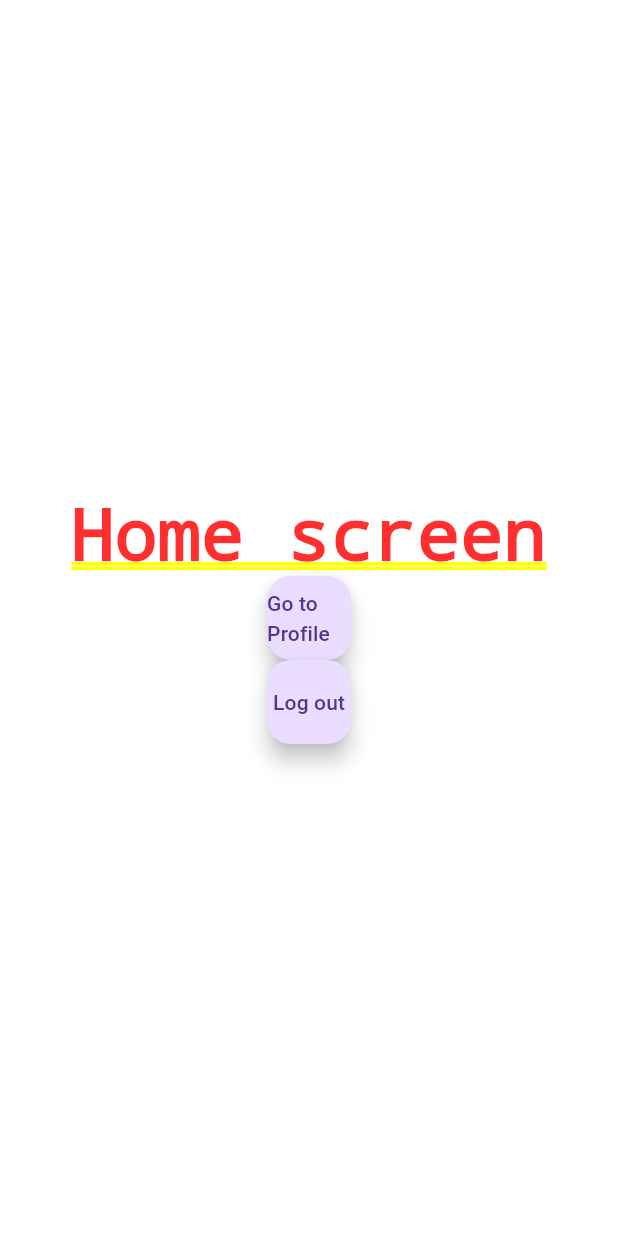
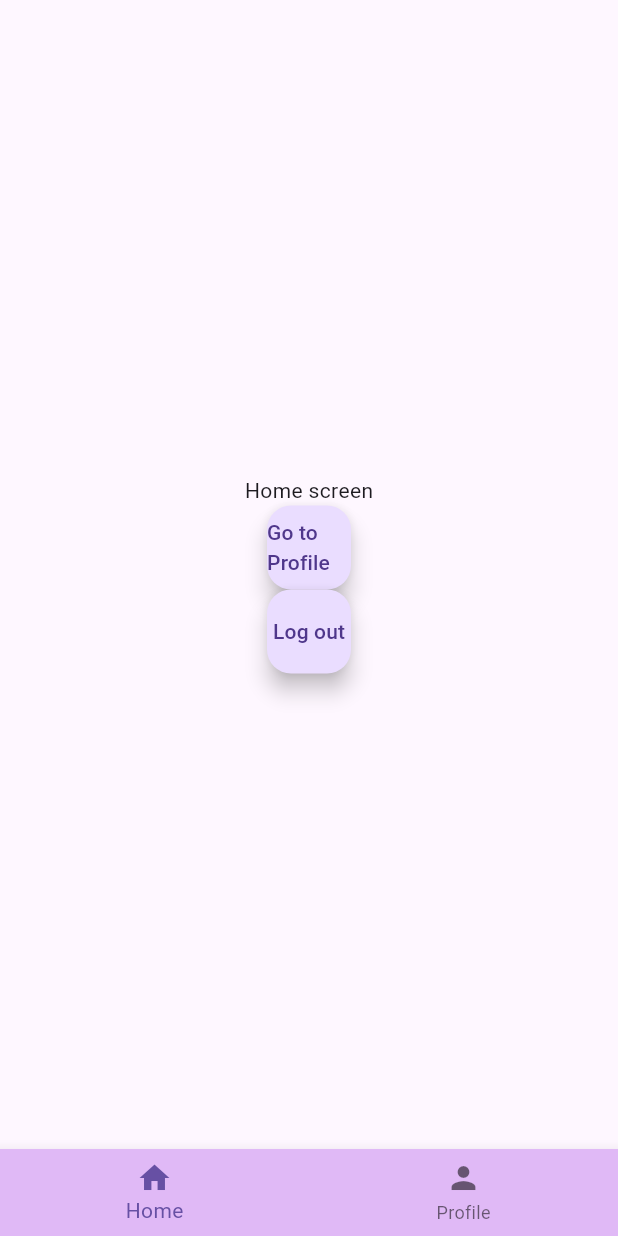
Before and after one commit to rob3rtu/JustTrivia, a Flutter app: the HomeScreen screen opened by its route, after a tap on "Go to Profile", after a tap on "Go to Home", on a phone screen of 412 x 824 dp. Run offline on Flutter 3.47's test engine with Material 3 defaults, Android fonts, the phone set to English and light mode, and no system bars; our stand-ins replace firebase_auth, firebase_core, flutter_dotenv, flutter_svg, go_router, google_sign_in and 1 more; accounts and stored records are empty; network calls fail.

Commit message:
basic navigation

```diff
--- a/mobile/lib/main.dart
+++ b/mobile/lib/main.dart
@@ -2,7 +2,7 @@ import 'package:firebase_auth/firebase_auth.dart';
 import 'package:flutter/material.dart';
 import 'package:firebase_core/firebase_core.dart';
 import 'package:flutter_dotenv/flutter_dotenv.dart';
-import 'package:mobile/router.dart';
+import 'package:mobile/navigation/router.dart';
 import 'firebase_options.dart';
 
 Future<void> main() async {
--- /dev/null
+++ b/mobile/lib/navigation/scaffold_with_nav.dart
@@ -0,0 +1,49 @@
+import 'package:flutter/material.dart';
+import 'package:go_router/go_router.dart';
+import 'package:mobile/constants/colors.dart';
+
+class ScaffoldWithNavigation extends StatefulWidget {
+  final Widget child;
+  const ScaffoldWithNavigation({super.key, required this.child});
+
+  @override
+  State<ScaffoldWithNavigation> createState() => _ScaffoldWithNavigationState();
+}
+
+class _ScaffoldWithNavigationState extends State<ScaffoldWithNavigation> {
+  int currentIndex = 0;
+
+  @override
+  Widget build(BuildContext context) {
+    void changeTab(int index) {
+      switch (index) {
+        case 0:
+          context.goNamed('home');
+          break;
+        case 1:
+          context.goNamed('profile');
+          break;
+        default:
+          context.goNamed('home');
+          break;
+      }
+      setState(() {
+        currentIndex = index;
+      });
+    }
+
+    return Scaffold(
+      backgroundColor: AppColors.darkPurple,
+      body: widget.child,
+      bottomNavigationBar: BottomNavigationBar(
+        onTap: changeTab,
+        backgroundColor: const Color(0xffe0b9f6),
+        currentIndex: currentIndex,
+        items: const [
+          BottomNavigationBarItem(icon: Icon(Icons.home), label: 'Home'),
+          BottomNavigationBarItem(icon: Icon(Icons.person), label: 'Profile'),
+        ],
+      ),
+    );
+  }
+}
--- a/mobile/lib/screens/home.dart
+++ b/mobile/lib/screens/home.dart
@@ -7,11 +7,14 @@ class HomeScreen extends StatelessWidget {
 
   @override
   Widget build(BuildContext context) {
-    return Column(
+    return Scaffold(
+      body: Center(
+        child: Column(
           mainAxisAlignment: MainAxisAlignment.center,
           children: [
             const Text("Home screen"),
             FloatingActionButton(
+              heroTag: "homeButton",
               onPressed: () {
                 context.goNamed('profile');
               },
@@ -24,6 +27,8 @@ class HomeScreen extends StatelessWidget {
               child: const Text("Log out"),
             )
           ],
+        ),
+      ),
     );
   }
 }
--- a/mobile/lib/screens/profile.dart
+++ b/mobile/lib/screens/profile.dart
@@ -6,17 +6,22 @@ class ProfileScreen extends StatelessWidget {
 
   @override
   Widget build(BuildContext context) {
-    return Column(
+    return Scaffold(
+      body: Center(
+        child: Column(
           mainAxisAlignment: MainAxisAlignment.center,
           children: [
             const Text("Profile screen"),
             FloatingActionButton(
+              heroTag: "profileButton",
               onPressed: () {
                 context.goNamed('home');
               },
               child: const Text("Go to Home"),
             )
           ],
+        ),
+      ),
     );
   }
 }
```
Also changed, not shown: mobile/lib/navigation/router.dart (added, +45 -0 lines), mobile/lib/router.dart (deleted, +0 -30 lines). Lines whose indentation alone changed are shown as unchanged.
